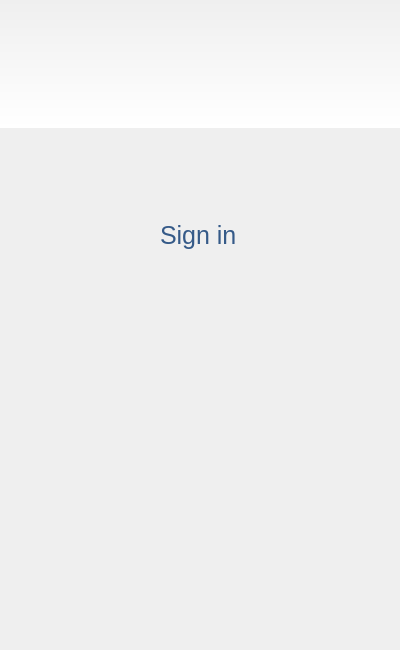
The window that mainwindow.ui (kawapure/AerochatQt) describes before a commit, drawn with Qt 5.
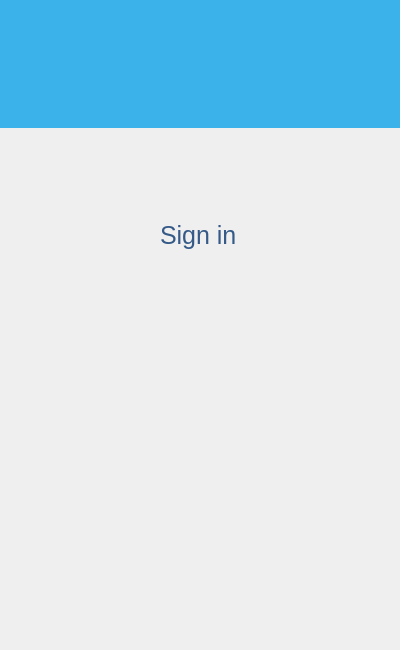
The same window after the commit. Icons and pictures are not drawn. Custom widgets are drawn as their Qt base class.

The edit to the form file:
```diff
--- a/mainwindow.ui
+++ b/mainwindow.ui
@@ -14,10 +14,14 @@
    <string>Windows Live Messenger</string>
   </property>
   <property name="styleSheet">
-   <string notr="true">#MainWindow
+   <string notr="true">/*#MainWindow
 {
-	/* background: qlineargradient(x1:0 y1:0 x2:0 y2:5, stop:0 white, stop:1 rgba(59, 178, 234, 255)); */
     	border-image: url(&quot;:/Resources/Message/Background.png&quot;) 0 0 0 0 stretch stretch;
+}*/
+
+#SceneBackground
+{
+    background: rgba(59, 178, 234, 255);
 }
 
 #SceneView
@@ -35,6 +39,9 @@
 	color: #355a88;
 }</string>
   </property>
+  <property name="backgroundFileName" stdset="0">
+   <string/>
+  </property>
   <widget class="QWidget" name="centralwidget">
    <widget class="QLabel" name="SignInLabel">
     <property name="geometry">
@@ -79,30 +86,79 @@
      <string/>
     </property>
    </widget>
-   <widget class="QLabel" name="SceneView">
+   <widget class="CColorizedNineSlice" name="Background" native="true">
+    <property name="enabled">
+     <bool>true</bool>
+    </property>
     <property name="geometry">
      <rect>
       <x>0</x>
       <y>0</y>
+      <width>100</width>
+      <height>100</height>
+     </rect>
+    </property>
+    <property name="sizePolicy">
+     <sizepolicy hsizetype="Expanding" vsizetype="Expanding">
+      <horstretch>0</horstretch>
+      <verstretch>0</verstretch>
+     </sizepolicy>
+    </property>
+    <property name="backgroundFileName" stdset="0">
+     <string>:/Resources/Message/Background.png</string>
+    </property>
+    <property name="tintColor" stdset="0">
+     <color>
+      <red>59</red>
+      <green>178</green>
+      <blue>234</blue>
+     </color>
+    </property>
+   </widget>
+   <widget class="QWidget" name="SceneView" native="true">
+    <property name="geometry">
+     <rect>
+      <x>-1</x>
+      <y>-1</y>
       <width>401</width>
       <height>128</height>
      </rect>
     </property>
-    <property name="sizeIncrement">
-     <size>
-      <width>0</width>
-      <height>0</height>
-     </size>
+    <property name="tintColor" stdset="0">
+     <color>
+      <red>59</red>
+      <green>178</green>
+      <blue>234</blue>
+     </color>
     </property>
-    <property name="text">
-     <string/>
+   </widget>
+   <widget class="QWidget" name="SceneBackground" native="true">
+    <property name="geometry">
+     <rect>
+      <x>0</x>
+      <y>0</y>
+      <width>401</width>
+      <height>128</height>
+     </rect>
     </property>
+    <property name="tintColor" stdset="0">
+     <color>
+      <red>59</red>
+      <green>178</green>
+      <blue>234</blue>
+     </color>
+    </property>
    </widget>
-   <zorder>SignInLabel</zorder>
-   <zorder>SceneView</zorder>
-   <zorder>SceneOverlay</zorder>
   </widget>
  </widget>
+ <customwidgets>
+  <customwidget>
+   <class>CColorizedNineSlice</class>
+   <extends>QWidget</extends>
+   <header>control/ccolorizednineslice.h</header>
+   <container>1</container>
+  </customwidget>
+ </customwidgets>
  <resources/>
  <connections/>
 </ui>
```
